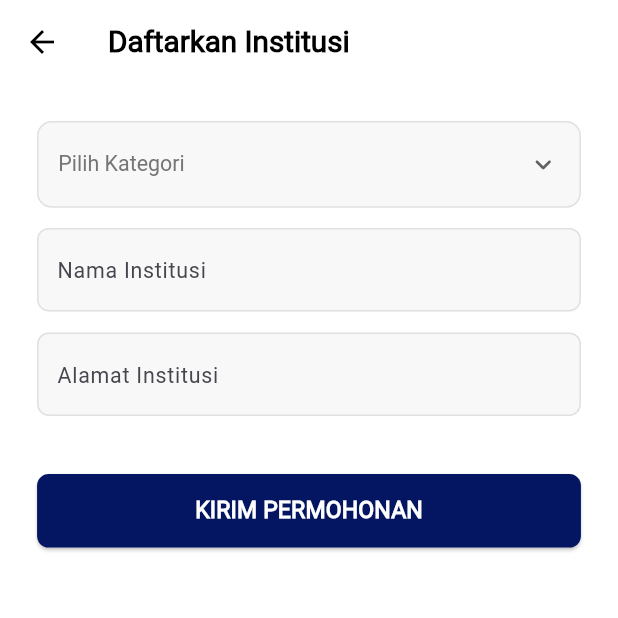
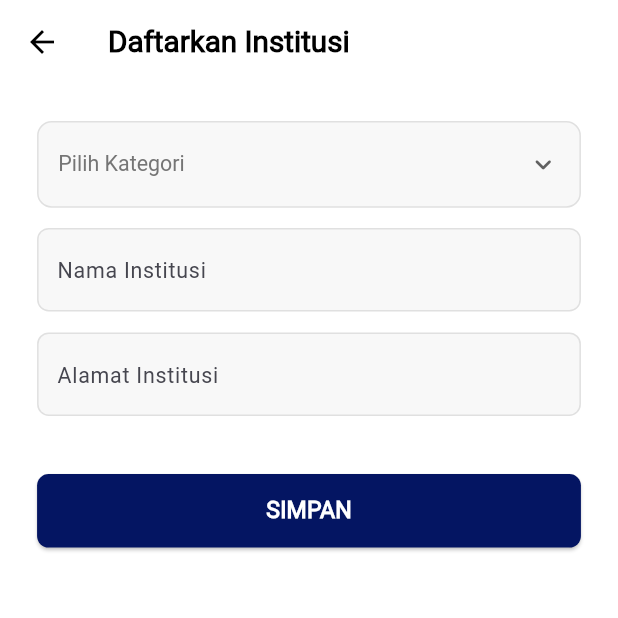
Before and after one commit to cideel/mobile-schoolshare, a Flutter app: the RegisterInstitution screen opened directly, on a phone screen of 412 x 824 dp, the top half of it. Run offline on Flutter 3.47's test engine with Material 3 defaults, Android fonts, the light colour scheme and no system bars; our stand-ins replace flutter_riverpod, flutter_screenutil, persistent_bottom_nav_bar.

Commit message:
update:layout form add institutsi

```diff
--- a/lib/Pages/autentikasi/add_institution.dart
+++ b/lib/Pages/autentikasi/add_institution.dart
@@ -62,11 +62,11 @@ class _RegisterInstitutionState extends State<RegisterInstitution> {
                   padding: EdgeInsets.symmetric(vertical: 14.h),
                 ),
                 onPressed: () {
-                  // Aksi simpan
-                  print("Institusi disubmit");
+
+                  print("cek button simpan institusi disubmit");
                 },
                 child: Text(
-                  'KIRIM PERMOHONAN',
+                  'SIMPAN',
                   style: TextStyle(color: Colors.white, fontSize: 14.sp, fontWeight: FontWeight.bold),
                 ),
               ),
```
